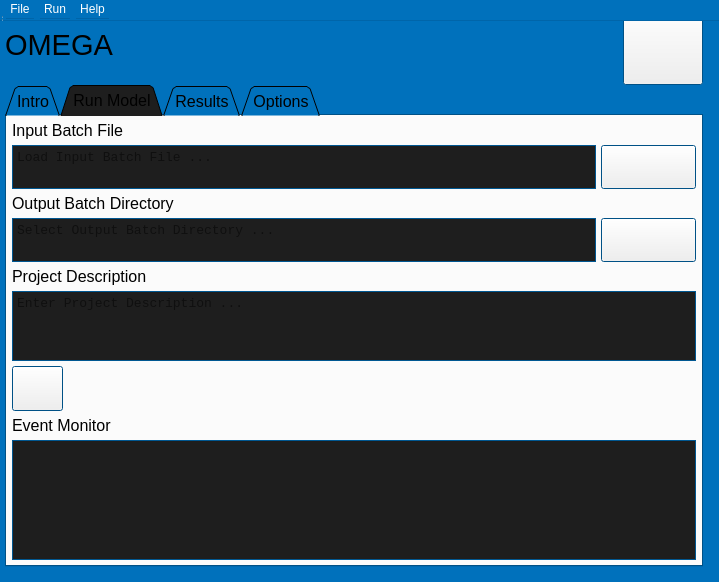
The window that omega_gui/elements/omega_gui_qt.ui (johnathanvic/EPA_OMEGA_Model) describes before a commit, drawn with Qt 5.
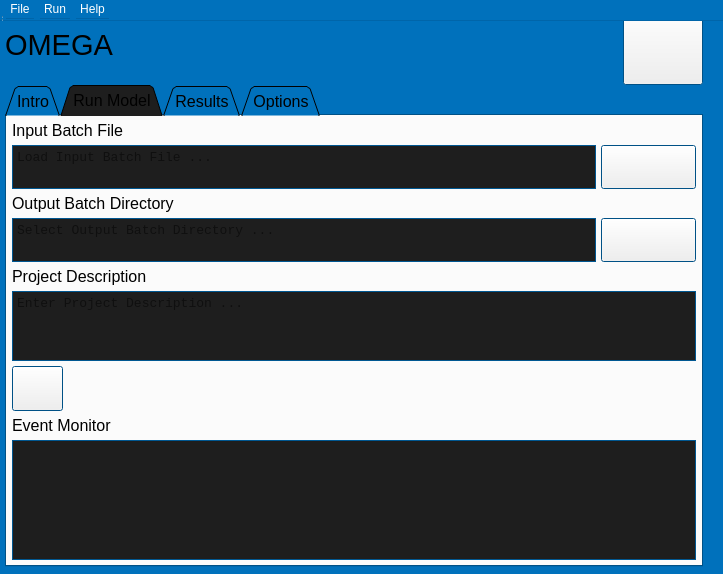
The same window after the commit. Custom widgets are drawn as their Qt base class.

Commit message: auto-plot deltas based on reference session

```diff
--- a/omega_gui/elements/omega_gui_qt.ui
+++ b/omega_gui/elements/omega_gui_qt.ui
@@ -6,8 +6,8 @@
    <rect>
     <x>0</x>
     <y>0</y>
-    <width>719</width>
-    <height>582</height>
+    <width>723</width>
+    <height>574</height>
    </rect>
   </property>
   <property name="sizePolicy">
```
The commit also changes 1 other file.
